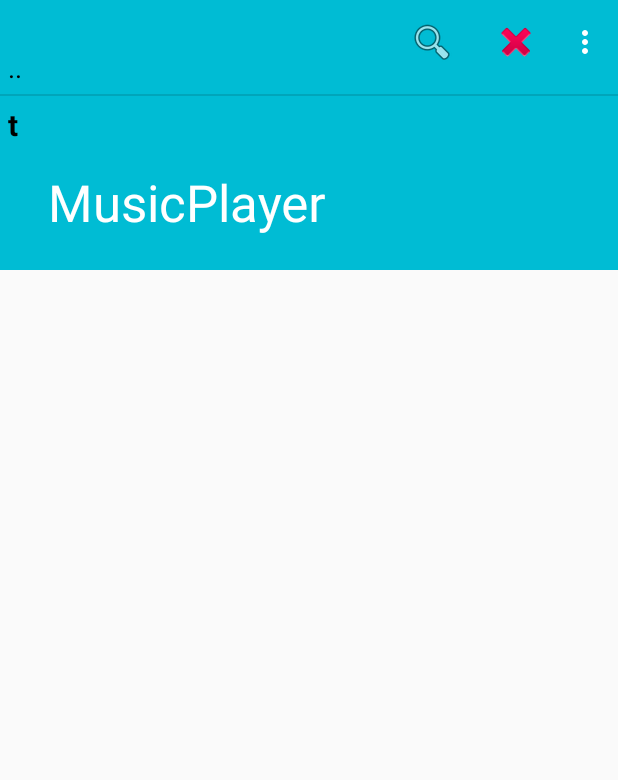
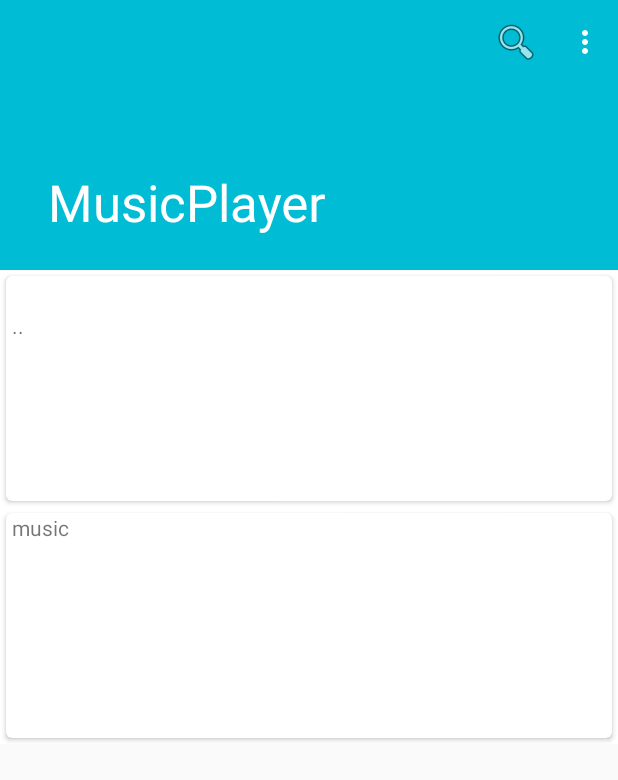
Before and after one commit to deftone/MusicPlayer, an Android app: the screen it shows after launch (MainActivity), after a tap on "..", on a phone screen of 412 x 824 dp. Shown: the top 780 px of the screen. Run offline under Robolectric (Android 15) with nearby library versions, the phone set to English and light mode, and no system bars; 2 other taps on this screen came first.

```diff
--- a/app/build.gradle
+++ b/app/build.gradle
@@ -24,9 +24,11 @@ dependencies {
     implementation 'com.android.support:design:27.1.1'
     implementation 'com.android.support:support-compat:27.1.1'
     implementation 'com.android.support:support-media-compat:27.1.1'
+    implementation 'com.android.support:cardview-v7:27.1.1'
+    implementation 'com.android.support:recyclerview-v7:27.1.1'
+    implementation 'com.jakewharton:butterknife:8.5.1'
     testImplementation 'junit:junit:4.12'
     androidTestImplementation 'com.android.support.test:runner:1.0.1'
     androidTestImplementation 'com.android.support.test.espresso:espresso-core:3.0.1'
-    compile 'com.jakewharton:butterknife:8.5.1'
     annotationProcessor 'com.jakewharton:butterknife-compiler:8.5.1'
 }
--- a/app/src/main/java/de/deftone/musicplayer/activity/MainActivity.java
+++ b/app/src/main/java/de/deftone/musicplayer/activity/MainActivity.java
@@ -1,28 +1,20 @@
 package de.deftone.musicplayer.activity;
 
 import android.content.ContentResolver;
-import android.content.ContentUris;
 import android.content.Intent;
 import android.database.Cursor;
-import android.graphics.Bitmap;
-import android.graphics.BitmapFactory;
 import android.net.Uri;
 import android.os.Bundle;
 import android.os.Environment;
-import android.os.ParcelFileDescriptor;
 import android.provider.MediaStore;
-import android.support.design.widget.FloatingActionButton;
-import android.support.design.widget.Snackbar;
 import android.support.v7.app.AppCompatActivity;
+import android.support.v7.widget.GridLayoutManager;
+import android.support.v7.widget.RecyclerView;
 import android.support.v7.widget.Toolbar;
-import android.view.MenuInflater;
-import android.view.View;
 import android.view.Menu;
 import android.view.MenuItem;
-import android.widget.ListView;
 
 import java.io.File;
-import java.io.FileDescriptor;
 import java.io.FileFilter;
 import java.io.Serializable;
 import java.util.ArrayList;
@@ -36,38 +28,70 @@ import de.deftone.musicplayer.model.Song;
 
 public class MainActivity extends AppCompatActivity {
     //todo: nach permission fragen!! so wie bei tanss app
-    //todo: recycler view statt listview
-    //todo: die funktionalitaet der menu buttons richtig machen
+    //todo: equalizer in settings hinzufuegen
     //todo: in der liste suchen, nicth neue activity zum suchen (mit recycler view einfacher??)
 
     public static final String INTENT_SONGLIST = "songlist";
     public static final String INTENT_SONG_ID = "song_id";
     public static final String NO_ALBUM_COVER = "no cover available";
 
-    private List<Song> songList;
-    private ListView songView;
-    private File musicMainFolder;
+    private List<Song> songList = new ArrayList<>();
+    private AppCompatActivity mainActivity = this;
+    private RecyclerView recyclerViewSongs;
 
     @Override
     protected void onCreate(Bundle savedInstanceState) {
         super.onCreate(savedInstanceState);
         setContentView(R.layout.activity_main);
-        Toolbar toolbar = (Toolbar) findViewById(R.id.toolbar);
+        Toolbar toolbar = findViewById(R.id.toolbar);
         setSupportActionBar(toolbar);
 
-        songView = (ListView) findViewById(R.id.song_list);
-        songList = new ArrayList<>();
-
         //defaultmaessig ist der Music folder der startfolder
-        musicMainFolder = Environment.getExternalStoragePublicDirectory("Music");
+        File musicMainFolder = Environment.getExternalStoragePublicDirectory("Music");
         if (getIntent().getSerializableExtra("song") == null) {
             getMusicContent(musicMainFolder);
         } else {
             File pickedFromSearch = (File) getIntent().getSerializableExtra("song");
             getMusicContent(pickedFromSearch);
         }
+
+        //recyclerview stuff
+        recyclerViewSongs = findViewById(R.id.recycler_view_song_list);
+
+        // use this setting to improve performance if you know that changes
+        // in content do not change the layout size of the RecyclerView
+        recyclerViewSongs.setHasFixedSize(true);
+
+        // use a linear layout manager
+        GridLayoutManager layoutManager = new GridLayoutManager(this, 1);
+        recyclerViewSongs.setLayoutManager(layoutManager);
+
+        setSongsOnRecyclerView();
     }
 
+    private void setSongsOnRecyclerView() {
+        // specify an adapter
+        SongAdapter adapter = new SongAdapter(songList);
+        recyclerViewSongs.setAdapter(adapter);
+        adapter.setListener(new SongAdapter.Listener() {
+            @Override
+            public void onClick(int position) {
+                if (isSong(position)) {
+                    //open play activity
+                    Intent playIntent = new Intent(mainActivity, PlayActivity.class);
+                    playIntent.putExtra(INTENT_SONGLIST, (Serializable) songList);
+                    playIntent.putExtra(INTENT_SONG_ID, position);
+                    startActivity(playIntent);
+                } else {
+                    // sonst ist es ein Directory und wir müssen tiefer (oder hoeher) gehen
+                    getMusicContent(songList.get(position).getFile());
+                    // und die ganze recyclerview neu bauen
+                    setSongsOnRecyclerView();
+                }
+
+            }
+        });
+    }
 
     @Override
     public boolean onCreateOptionsMenu(Menu menu) {
@@ -80,17 +104,13 @@ public class MainActivity extends AppCompatActivity {
     public boolean onOptionsItemSelected(MenuItem item) {
         switch (item.getItemId()) {
             case R.id.action_settings:
+                //todo: equalizer
                 return true;
             case R.id.action_search:
                 //bei klick auf seach symbol soll sich neue activity oeffnen onClickSearchButton oder so, dort auch searchView implenentieren
                 Intent searchIntent = new Intent(this, SearchActivity.class);
                 searchIntent.putExtra(INTENT_SONGLIST, (Serializable) songList);
                 startActivity(searchIntent);
-                return true;
-            case R.id.action_end:
-//                stopService(playIntent);
-//                musicService = null;
-                System.exit(0);
                 return true;
         }
         return super.onOptionsItemSelected(item);
@@ -100,10 +120,12 @@ public class MainActivity extends AppCompatActivity {
     @Override
     public void onBackPressed() {
         getMusicContent(songList.get(0).getFile());
+        // und die ganze recyclerview neu bauen
+        setSongsOnRecyclerView();
     }
 
     //zuerst die Musik holen (d.h. die Liste mit Ordnern oder Liedern fuellen)
-    //initialisieren in onCreate und aktualisieren in songPicked
+    //initialisieren in onCreate und aktualisieren onClick bzw. onBackPressed
     public void getMusicContent(File currentFolder) {
 
         //um zum uebergeordneten ordner zu wechseln - aber nur bis zum "obersten" (/storage/emulated)
@@ -136,8 +158,7 @@ public class MainActivity extends AppCompatActivity {
 
         Collections.sort(songList, new Comparator<Song>() {
             //return a negative integer, zero, or a positive integer as the
-            //first argument is less than, equal to, or greater than the
-            //second.
+            //first argument is less than, equal to, or greater than the second.
             @Override
             public int compare(Song s1, Song s2) {
                 if (s1.getID() == -1 && s2.getID() != -1) {
@@ -152,9 +173,6 @@ public class MainActivity extends AppCompatActivity {
                 }
             }
         });
-
-        //jetzt die geordnete Liste in der songView anzeigen
-        songView.setAdapter(new SongAdapter(this, songList));
     }
 
     private String getAlbumCover(long albumId) {
@@ -208,31 +226,13 @@ public class MainActivity extends AppCompatActivity {
                 String thisTitle = musicCursor.getString(titleColumn);
                 String thisArtist = musicCursor.getString(artistColumn);
                 String displayName = musicCursor.getString(displayColumn);
-                //jeder song hat die selbe album id und damit auch das selbe cover, d.h. nur einmal abfragen
+                //jeder song im ordner hat die selbe album id und damit auch das selbe cover, d.h. nur einmal abfragen
                 if (albumCover.equals("")) {
-                    long albumId = musicCursor.getLong(albumIdColumn);
-                    albumCover = getAlbumCover(albumId);
+                    albumCover = getAlbumCover(musicCursor.getLong(albumIdColumn));
                 }
                 songList.add(new Song(thisId, thisTitle, thisArtist, null, displayName, albumCover));
             } while (musicCursor.moveToNext());
             musicCursor.close();
-        }
-    }
-
-    //hier ueber die List verbunden, onClick hoert auf songPicked
-    //d.h. wenn ein Song oder Ordner angeklickt wird, wird diese Methode aufgerufen
-    public void songPicked(View view) {
-        int position = Integer.parseInt(view.getTag().toString());
-
-        if (isSong(position)) {
-            //open play activity
-            Intent playIntent = new Intent(this, PlayActivity.class);
-            playIntent.putExtra(INTENT_SONGLIST, (Serializable) songList);
-            playIntent.putExtra(INTENT_SONG_ID, position);
-            startActivity(playIntent);
-        } else {
-            // sonst ist es ein Directory und wir müssen tiefer gehen
-            getMusicContent(songList.get(position).getFile());
         }
     }
 
--- a/app/src/main/java/de/deftone/musicplayer/activity/SearchActivity.java
+++ b/app/src/main/java/de/deftone/musicplayer/activity/SearchActivity.java
@@ -3,8 +3,8 @@ package de.deftone.musicplayer.activity;
 import android.content.Intent;
 import android.os.Bundle;
 import android.support.v7.app.AppCompatActivity;
+import android.support.v7.widget.RecyclerView;
 import android.view.View;
-import android.widget.ListView;
 import android.widget.SearchView;
 
 import java.util.ArrayList;
@@ -28,7 +28,7 @@ import static de.deftone.musicplayer.activity.MainActivity.INTENT_SONGLIST;
         private SearchView searchView;
         private List<Song> songList;
         private List<Song> songListBackup;
-        private ListView songView;
+        private RecyclerView songView;
 
         @Override
         protected void onCreate(Bundle savedInstanceState) {
@@ -40,9 +40,9 @@ import static de.deftone.musicplayer.activity.MainActivity.INTENT_SONGLIST;
             songList = new ArrayList<>((ArrayList<Song>) getIntent().getSerializableExtra(INTENT_SONGLIST));
             // TODO: songs rauswerfen (id != -1)
             songListBackup = new ArrayList<>(songList);
-            songView = (ListView) findViewById(R.id.song_list);
+            songView = findViewById(R.id.recycler_view_song_list);
             //hier wird die songliste angezeigt, wird automatisch aktualisiert, muss nur hier einmal aufgerufen werden
-            songView.setAdapter(new SongAdapter(this, songList));
+            songView.setAdapter(new SongAdapter(songList));
 
             //searchVIew
             searchView.setOnQueryTextListener(this);
@@ -65,7 +65,7 @@ import static de.deftone.musicplayer.activity.MainActivity.INTENT_SONGLIST;
                 }
             }
 
-            songView.setAdapter(new SongAdapter(this, songList));
+            songView.setAdapter(new SongAdapter(songList));
             return true;
         }
 
--- a/app/src/main/java/de/deftone/musicplayer/adapter/SongAdapter.java
+++ b/app/src/main/java/de/deftone/musicplayer/adapter/SongAdapter.java
@@ -1,11 +1,11 @@
 package de.deftone.musicplayer.adapter;
 
-import android.content.Context;
+import android.support.annotation.NonNull;
+import android.support.v7.widget.CardView;
+import android.support.v7.widget.RecyclerView;
 import android.view.LayoutInflater;
 import android.view.View;
 import android.view.ViewGroup;
-import android.widget.BaseAdapter;
-import android.widget.LinearLayout;
 import android.widget.TextView;
 
 import java.util.List;
@@ -17,25 +17,48 @@ import de.deftone.musicplayer.model.Song;
  * Created by deftone on 02.04.18.
  */
 
-public class SongAdapter extends BaseAdapter {
+public class SongAdapter extends RecyclerView.Adapter<SongAdapter.ViewHolder> {
 
     private List<Song> songs;
-    private LayoutInflater songInf;
+    private Listener listener;
 
-    public SongAdapter(Context c, List<Song> theSongs) {
+    public interface Listener {
+        void onClick(int position);
+    }
+
+    public SongAdapter(List<Song> theSongs) {
         songs = theSongs;
-        songInf = LayoutInflater.from(c);
+    }
+
+    public void setListener(Listener listener) {
+        this.listener = listener;
     }
 
     @Override
-    public int getCount() {
-        return songs.size();
+    public ViewHolder onCreateViewHolder(ViewGroup parent, int viewType) {
+        CardView cv = (CardView) LayoutInflater.from(parent.getContext())
+                .inflate(R.layout.card_view_song, parent, false);
+        return new ViewHolder(cv);
     }
 
     @Override
-    public Object getItem(int arg0) {
-        // TODO Auto-generated method stub
-        return null;
+    public void onBindViewHolder(@NonNull ViewHolder holder, final int position) {
+        CardView cardView = holder.cardView;
+// das bringt gar nichts, weil ja erst wirklich die songs wissen wie ihr album aussieht, aber nicht die drueber geordneten ordner...
+//        ImageView imageView = cardView.findViewById(R.id.card_view_cover);
+//        imageView.setImageBitmap(songs.get(position).getAlbumCover());
+        TextView textViewArtist = cardView.findViewById(R.id.card_view_artist);
+        TextView textViewTitle = cardView.findViewById(R.id.card_view_song);
+        textViewTitle.setText(songs.get(position).getTitle());
+        textViewArtist.setText(songs.get(position).getArtist());
+        cardView.setOnClickListener(new View.OnClickListener() {
+            @Override
+            public void onClick(View view) {
+                if (listener != null) {
+                    listener.onClick(position);
+                }
+            }
+        });
     }
 
     @Override
@@ -45,20 +68,19 @@ public class SongAdapter extends BaseAdapter {
     }
 
     @Override
-    public View getView(int position, View convertView, ViewGroup parent) {
-        //map to song layout
-        LinearLayout songLay = (LinearLayout) songInf.inflate(R.layout.listitem_song, parent, false);
-        //get title and artist views
-        TextView songView = (TextView) songLay.findViewById(R.id.song_title);
-        TextView artistView = (TextView) songLay.findViewById(R.id.song_artist);
-        //get song using position
-        Song currSong = songs.get(position);
-        //get title and artist strings
-        songView.setText(currSong.getTitle());
-        artistView.setText(currSong.getArtist());
-        //set position as tag
-        songLay.setTag(position);
-        return songLay;
+    public int getItemCount() {
+        return songs.size();
+    }
+
+
+    public static class ViewHolder extends RecyclerView.ViewHolder {
+
+        private CardView cardView;
+
+        public ViewHolder(CardView cardView) {
+            super(cardView);
+            this.cardView = cardView;
+        }
     }
 
 }
--- a/app/src/main/java/de/deftone/musicplayer/service/MusicService.java
+++ b/app/src/main/java/de/deftone/musicplayer/service/MusicService.java
@@ -67,6 +67,7 @@ public class MusicService extends IntentService implements MediaPlayer.OnErrorLi
     private TextView songTextView;
     private TextView positionTextView;
     private ImageView albumCoverImageView;
+    private Bitmap albumCoverBitmap;
 
     public MusicService() {
         super("Heinz");
@@ -209,13 +210,11 @@ public class MusicService extends IntentService implements MediaPlayer.OnErrorLi
         if (updateViewComponentes) {
             songTextView.setText(songs.get(songId).getTitle());
             positionTextView.setText(getSongPosnAnzeige());
-            String albumCover = songs.get(songId).getAlbumCover();
-            if (albumCover.equals(NO_ALBUM_COVER)) {
-                //todo show default
-            } else {
-                Bitmap bm = BitmapFactory.decodeFile(albumCover);
-                albumCoverImageView.setImageBitmap(bm);
-            }
+            //use default cover if there is no album art
+             albumCoverBitmap = BitmapFactory.decodeResource(getResources(), R.drawable.default_cover);
+            if (!songs.get(songId).getAlbumCover().equals(NO_ALBUM_COVER))
+                albumCoverBitmap = BitmapFactory.decodeFile(songs.get(songId).getAlbumCover());
+            albumCoverImageView.setImageBitmap(albumCoverBitmap);
         }
 
         //todo: nach pause springt es wieder auf den anfang... warum? position uebergeben? was war vorher anders?
@@ -301,6 +300,7 @@ public class MusicService extends IntentService implements MediaPlayer.OnErrorLi
     }
 
     //todo: refactoren und buttons im screenlock anzeigen - geht nur wenn man expanded und dann muss man code eingeben :(
+    //schlagwort fuer google suche: Show android notification action buttons expanded by default
     //diese Notification wird im Screenslock angezeigt
     private void buildNotification() {
         String actionPlayPause;
@@ -333,13 +333,6 @@ public class MusicService extends IntentService implements MediaPlayer.OnErrorLi
         nextIntent.setAction(ACTION_NEXT);
         PendingIntent nextPendingIntent = PendingIntent.getService(this, 0, nextIntent, PendingIntent.FLAG_UPDATE_CURRENT);
 
-        Bitmap albumCover = null;
-        if (songPlaying.getAlbumCover().equals(NO_ALBUM_COVER)) {
-            //todo show default
-        } else {
-            albumCover = BitmapFactory.decodeFile(songPlaying.getAlbumCover());
-        }
-
         MediaSessionCompat mediaSession = new MediaSessionCompat(getApplicationContext(), "session tag");
         MediaSessionCompat.Token token = mediaSession.getSessionToken();
 
@@ -361,7 +354,7 @@ public class MusicService extends IntentService implements MediaPlayer.OnErrorLi
                 .setContentTitle(songPlaying.getTitle())
                 .setContentText(songPlaying.getArtist())
 //                .setSubText(songTitle)
-                .setLargeIcon(albumCover)
+                .setLargeIcon(albumCoverBitmap)
 //                .setPriority(NotificationCompat.PRIORITY_HIGH)
                 // Add media control buttons that invoke intents in your media service
                 .addAction(R.drawable.ic_skip_previous_black_24dp, ACTION_PREV, previousPendingIntent)  // #0
--- a/app/src/main/res/layout/activity_main.xml
+++ b/app/src/main/res/layout/activity_main.xml
@@ -33,11 +33,22 @@
         </android.support.design.widget.CollapsingToolbarLayout>
     </android.support.design.widget.AppBarLayout>
 
-    <ListView
-        android:id="@+id/song_list"
+    <android.support.v4.widget.NestedScrollView xmlns:android="http://schemas.android.com/apk/res/android"
+        xmlns:app="http://schemas.android.com/apk/res-auto"
+        xmlns:tools="http://schemas.android.com/tools"
         android:layout_width="match_parent"
         android:layout_height="wrap_content"
-        android:layout_span="5"
-        android:layout_weight="1" />
+        app:layout_behavior="@string/appbar_scrolling_view_behavior"
+        tools:context="de.deftone.musicplayer.activity.MainActivity">
+
+        <android.support.v7.widget.RecyclerView xmlns:android="http://schemas.android.com/apk/res/android"
+            android:id="@+id/recycler_view_song_list"
+            android:layout_width="match_parent"
+            android:layout_height="match_parent"
+            android:background="@color/white"
+            android:scrollbars="vertical" />
+
+    </android.support.v4.widget.NestedScrollView>
+
 
 </android.support.design.widget.CoordinatorLayout>
--- /dev/null
+++ b/app/src/main/res/layout/card_view_song.xml
@@ -0,0 +1,42 @@
+<?xml version="1.0" encoding="utf-8"?>
+<android.support.v7.widget.CardView xmlns:android="http://schemas.android.com/apk/res/android"
+    xmlns:card_view="http://schemas.android.com/apk/res-auto"
+    android:id="@+id/card_view"
+    android:layout_width="match_parent"
+    android:layout_height="150dp"
+    android:layout_margin="4dp"
+    card_view:cardCornerRadius="4dp"
+    card_view:cardElevation="2dp">
+
+    <LinearLayout
+        android:layout_width="match_parent"
+        android:layout_height="fill_parent"
+        android:orientation="vertical">
+
+
+        <!--todo: layout anpassen-->
+        <TextView
+            android:id="@+id/card_view_song"
+            android:layout_width="match_parent"
+            android:layout_height="wrap_content"
+            android:layout_marginBottom="4dp"
+            android:layout_marginLeft="4dp"
+            android:text="song name" />
+
+        <TextView
+            android:id="@+id/card_view_artist"
+            android:layout_width="match_parent"
+            android:layout_height="wrap_content"
+            android:layout_marginBottom="4dp"
+            android:layout_marginLeft="4dp"
+            android:text="artist name" />
+
+        <!--<ImageView-->
+            <!--android:id="@+id/card_view_cover"-->
+            <!--android:layout_width="match_parent"-->
+            <!--android:layout_height="0dp"-->
+            <!--android:layout_weight="1.0"-->
+            <!--android:scaleType="centerCrop" />-->
+
+    </LinearLayout>
+</android.support.v7.widget.CardView>
--- a/app/src/main/res/menu/menu_main.xml
+++ b/app/src/main/res/menu/menu_main.xml
@@ -16,11 +16,11 @@
         app:showAsAction="always"
         />
 
-    <item
-        android:id="@+id/action_end"
-        android:icon="@android:drawable/ic_delete"
-        android:orderInCategory="2"
-        android:title="End"
-        app:showAsAction="always"
-        />
+    <!--<item-->
+        <!--android:id="@+id/action_end"-->
+        <!--android:icon="@android:drawable/ic_delete"-->
+        <!--android:orderInCategory="2"-->
+        <!--android:title="End"-->
+        <!--app:showAsAction="always"-->
+        <!--/>-->
 </menu>
```
Also changed, not shown: app/src/main/res/drawable/default_cover.jpg (added).
